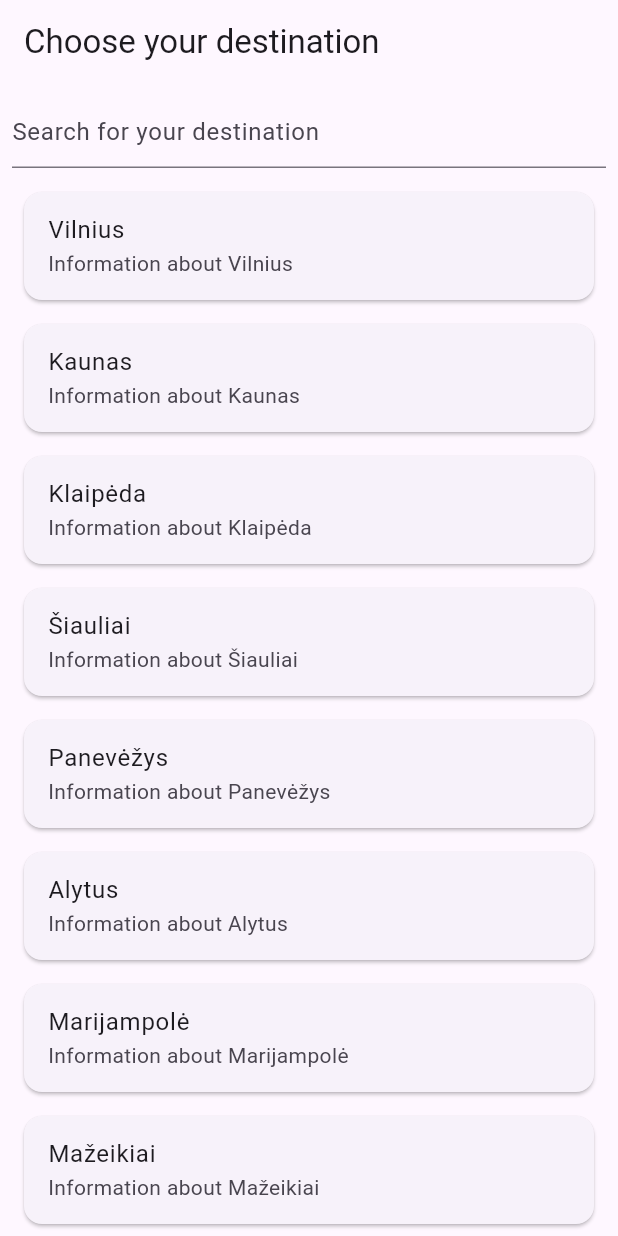
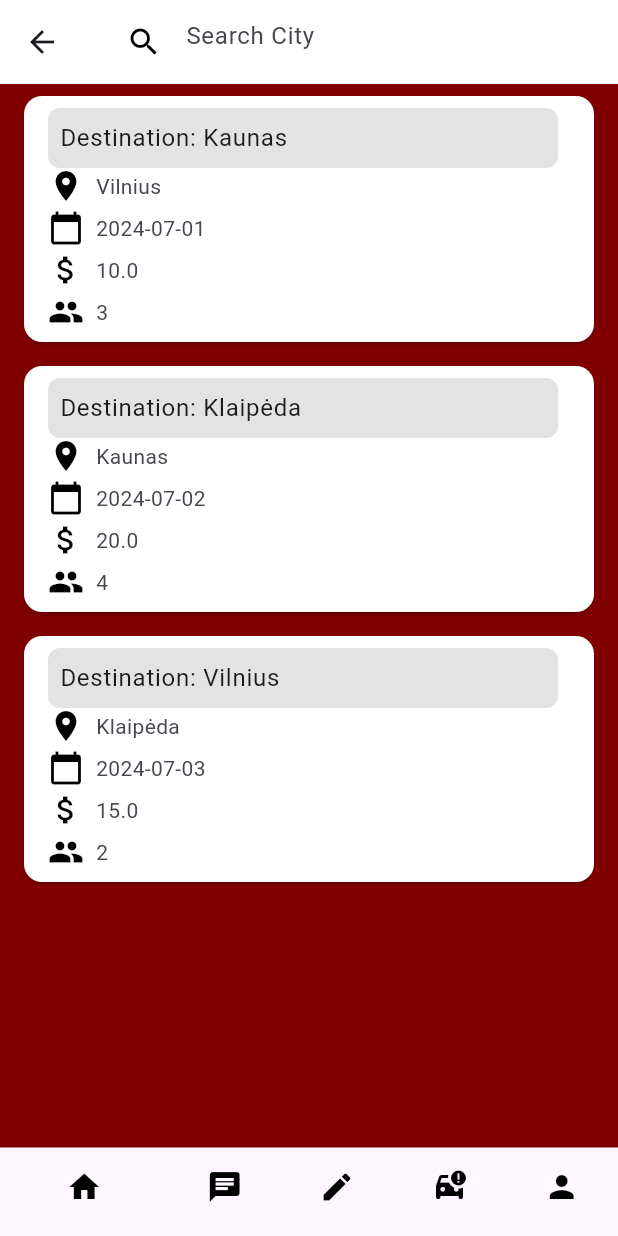
Before and after one commit to SauleJ/POCAROL, a Flutter app: the LoginPage screen opened directly, after a tap on "Login", on a phone screen of 412 x 824 dp. Run offline on Flutter 3.47's test engine with Material 3 defaults, Android fonts, the light colour scheme and no system bars; our stand-ins replace page_transition.

Commit message:
Skelbimų sarasas ir Bottom NAVA

```diff
--- /dev/null
+++ b/lib/BottomNavigationBar.dart
@@ -0,0 +1,73 @@
+import 'package:flutter/material.dart';
+import 'package:namer_app/PostList.dart';
+
+class MyBottomNavigationBar extends StatelessWidget {
+  @override
+  Widget build(BuildContext context) {
+        return Container(
+      decoration: BoxDecoration(
+        borderRadius: BorderRadius.vertical(
+          top: Radius.circular(15.0),
+        ),
+      ),
+    child: BottomNavigationBar(
+      items: [
+        BottomNavigationBarItem(
+          icon: Icon(Icons.home,
+          color: Colors.black),
+          label: '',
+        ),
+        BottomNavigationBarItem(
+          icon: Icon(Icons.chat,
+          color: Colors.black),
+          label: '',
+        ),
+        BottomNavigationBarItem(
+          icon: Icon(Icons.create,
+          color: Colors.black),
+          label: '',
+        ),
+        BottomNavigationBarItem(
+          icon: Icon(Icons.car_crash,
+          color: Colors.black),
+          label: '',
+        ),
+        BottomNavigationBarItem(
+          icon: Icon(Icons.person,
+          color: Colors.black),
+          label: '',
+        ),
+      ],
+      selectedItemColor: Colors.red[900],
+      unselectedItemColor: Colors.black.withOpacity(0.8),
+      showSelectedLabels: false,
+      showUnselectedLabels: false,
+      elevation: 10,
+          onTap: (index) {
+          switch (index) {
+            case 0:
+              //Home
+              Navigator.push(context,MaterialPageRoute(builder: (context) => DestinationListPage()));
+              break;
+            case 1:
+              //Chat
+              Navigator.pushReplacementNamed(context, '/chat');
+              break;
+            case 2:
+              //Create Post
+              Navigator.pushReplacementNamed(context, '/create');
+              break;
+            case 3:
+              //Add people
+              Navigator.pushReplacementNamed(context, '/car_crash');
+              break;
+            case 4:
+              //Profile
+              Navigator.pushReplacementNamed(context, '/person');
+              break;
+          }
+        },
+    ),
+    );
+  }
+}
--- a/lib/LoginPage.dart
+++ b/lib/LoginPage.dart
@@ -1,4 +1,4 @@
-import 'package:namer_app/MainPage.dart';
+import 'package:namer_app/PostList.dart';
 import 'package:flutter/material.dart';
 
 
@@ -97,7 +97,7 @@ class _LoginPageState extends State<LoginPage> {
                 onPressed: () {
                   Navigator.push(
                     context,
-                    MaterialPageRoute(builder: (context) => MainPage()),
+                    MaterialPageRoute(builder: (context) => DestinationListPage()),
                   );
                 },
                 color: Color(0xAA3A5BDA),
--- a/lib/MainPage.dart
+++ /dev/null
@@ -1,142 +0,0 @@
-import 'package:flutter/material.dart';
-
-class Destination {
-  final String name;
-  final String information;
-
-  Destination(this.name, this.information);
-}
-
-class _MainPageState extends State<MainPage> {
-  bool isDark = false;
-
-  late List<String> cityNames;
-  late List<Destination> destinations;
-  List<Destination> filteredDestinations = [];
-  final TextEditingController _searchController = TextEditingController();
-
-  @override
-  void initState() {
-    super.initState();
-
-    cityNames = [
-      "Vilnius",
-      "Kaunas",
-      "Klaipėda",
-      "Šiauliai",
-      "Panevėžys",
-      "Alytus",
-      "Marijampolė",
-      "Mažeikiai",
-      "Jonava",
-      "Utena",
-      "Telšiai",
-      "Visaginas",
-      "Tauragė",
-      "Ukmergė",
-      "Plungė",
-      "Kretinga",
-      "Palanga",
-      "Radviliškis",
-      "Druskininkai",
-      "Biržai",
-    ];
-
-    destinations = List.generate(
-      20,
-      (index) => Destination(
-        index < cityNames.length ? cityNames[index] : 'Destination $index',
-        index < cityNames.length
-            ? 'Information about ${cityNames[index]}'
-            : 'Some information about Destination $index',
-      ),
-    );
-
-    filteredDestinations = List.from(destinations);
-  }
-
-  @override
-  Widget build(BuildContext context) {
-    final ThemeData themeData = ThemeData(
-      useMaterial3: true,
-      brightness: isDark ? Brightness.dark : Brightness.light,
-    );
-
-    return MaterialApp(
-      theme: themeData,
-      home: Scaffold(
-        appBar: AppBar(title: const Text('Choose your destination')),
-        body: Column(
-          children: [
-            Padding(
-              padding: const EdgeInsets.all(8.0),
-              child: SearchAnchor(
-                builder: (BuildContext context, SearchController controller) {
-                  return TextField(
-                    controller: _searchController,
-                    decoration: const InputDecoration(
-                      hintText: 'Search for your destination',
-                    ),
-                    onChanged: (value) {
-                      setState(() {
-                        if (value == null || value.isEmpty) {
-                          filteredDestinations = List.from(destinations);
-                        } else {
-                          filteredDestinations = destinations
-                              .where((destination) => destination.name.toLowerCase().contains(value.toLowerCase()))
-                              .toList();
-                        }
-                      });
-                    },
-                  );
-                },
-                suggestionsBuilder: (BuildContext context, SearchController controller) {
-                  return List<ListTile>.generate(cityNames.length, (int index) {
-                    final String cityName = cityNames[index];
-                    return ListTile(
-                      title: Text(cityName),
-                      onTap: () {
-                        setState(() {
-                          _searchController.text = cityName;
-                          filteredDestinations = destinations
-                              .where((destination) => destination.name.toLowerCase() == cityName.toLowerCase())
-                              .toList();
-                        });
-                      },
-                    );
-                  });
-                },
-              ),
-            ),
-            Expanded(
-              child: ListView.builder(
-                itemCount: filteredDestinations.length,
-                itemBuilder: (BuildContext context, int index) {
-                  Destination destination = filteredDestinations[index];
-                  return Card(
-                    margin: const EdgeInsets.symmetric(vertical: 8.0, horizontal: 16.0),
-                    child: ListTile(
-                      title: Text(destination.name),
-                      subtitle: Text(destination.information),
-                      onTap: () {
-                        // Handle item tap
-                        print('Selected destination: ${destination.name}');
-                      },
-                    ),
-                  );
-                },
-              ),
-            ),
-          ],
-        ),
-      ),
-    );
-  }
-}
-
-class MainPage extends StatefulWidget {
-  const MainPage({Key? key}) : super(key: key);
-
-  @override
-  _MainPageState createState() => _MainPageState();
-}
--- /dev/null
+++ b/lib/PostList.dart
@@ -0,0 +1,141 @@
+import 'package:flutter/material.dart';
+import 'BottomNavigationBar.dart';
+
+class Destination {
+  final String fromCity;
+  final String toCity;
+  final String date;
+  final int peopleAmount;
+  final double priceAmount;
+
+  Destination({
+    required this.fromCity,
+    required this.toCity,
+    required this.date,
+    required this.peopleAmount,
+    required this.priceAmount,
+  });
+}
+
+class DestinationListPage extends StatefulWidget {
+  @override
+  _DestinationListPageState createState() => _DestinationListPageState();
+}
+
+class _DestinationListPageState extends State<DestinationListPage> {
+  late List<Destination> trips;
+  late List<Destination> filteredTrips;
+
+  @override
+  void initState() {
+    super.initState();
+    trips = [
+      Destination(fromCity: 'Vilnius', toCity: 'Kaunas', date: '2024-07-01', peopleAmount: 3, priceAmount: 10),
+      Destination(fromCity: 'Kaunas', toCity: 'Klaipėda', date: '2024-07-02', peopleAmount: 4, priceAmount: 20),
+      Destination(fromCity: 'Klaipėda', toCity: 'Vilnius', date: '2024-07-03', peopleAmount: 2, priceAmount: 15),
+    ];
+    filteredTrips = List.from(trips);
+  }
+
+  @override
+  Widget build(BuildContext context) {
+    return Scaffold(
+      appBar: AppBar(
+        backgroundColor: Colors.white,
+        title: Container(
+          decoration: BoxDecoration(
+            color: Colors.white,
+            borderRadius: BorderRadius.circular(8.0),
+          ),
+          child: TextField(
+            onChanged: (value) {
+              setState(() {
+                filteredTrips = trips
+                    .where((trip) => trip.toCity.toLowerCase().contains(value.toLowerCase()))
+                    .toList();
+              });
+            },
+            decoration: InputDecoration(
+              hintText: 'Search City',
+              border: InputBorder.none,
+              prefixIcon: Icon(Icons.search, color: Colors.black),
+            ),
+          ),
+        ),
+      ),
+      backgroundColor: Color.fromRGBO(128, 0, 0,1),
+      body: ListView.builder(
+        itemCount: filteredTrips.length,
+        itemBuilder: (context, index) {
+          return Card(
+  color: Color.fromRGBO(255, 255, 255, 1),
+  margin: EdgeInsets.symmetric(vertical: 8.0, horizontal: 16.0),
+  child: ListTile(
+      title: Container(
+        decoration: BoxDecoration(
+        color: Color.fromRGBO(102, 94, 94, 0.174),
+        borderRadius: BorderRadius.circular(8.0),
+      ),
+      padding: EdgeInsets.all(8.0),
+      child: Text('Destination: ${filteredTrips[index].toCity}'),
+    ),
+    subtitle: Row(
+      children: [
+        Column(
+          crossAxisAlignment: CrossAxisAlignment.start,
+          children: [
+            Row(
+              children: [
+                Icon(Icons.location_on, color: Colors.black),
+                SizedBox(width: 8.0),
+                Text('${filteredTrips[index].fromCity}'),
+              ],
+            ),
+            SizedBox(height: 4.0),
+            Row(
+              children: [
+                Icon(Icons.calendar_today, color: Colors.black),
+                SizedBox(width: 8.0),
+                Text('${filteredTrips[index].date}'),
+              ],
+            ),
+            SizedBox(height: 4.0),
+            Row(
+              children: [
+                Icon(Icons.attach_money, color: Colors.black),
+                SizedBox(width: 8.0),
+                Text('${filteredTrips[index].priceAmount}'),
+
+              ],
+            ),
+            SizedBox(height: 4.0),
+            Row(
+              children: [
+                Icon(Icons.people, color: Colors.black),
+                SizedBox(width: 8.0),
+                Text('${filteredTrips[index].peopleAmount}'),
+              ],
+            ),
+          ],
+        ),
+      ],
+    ),
+    onTap: () {
+      print('Selected destination: ${filteredTrips[index].toCity}');
+    },
+  ),
+);
+
+
+        },
+      ),
+      bottomNavigationBar: MyBottomNavigationBar(),
+    );
+  }
+}
+
+void main() {
+  runApp(MaterialApp(
+    home: DestinationListPage(),
+  ));
+}
```
